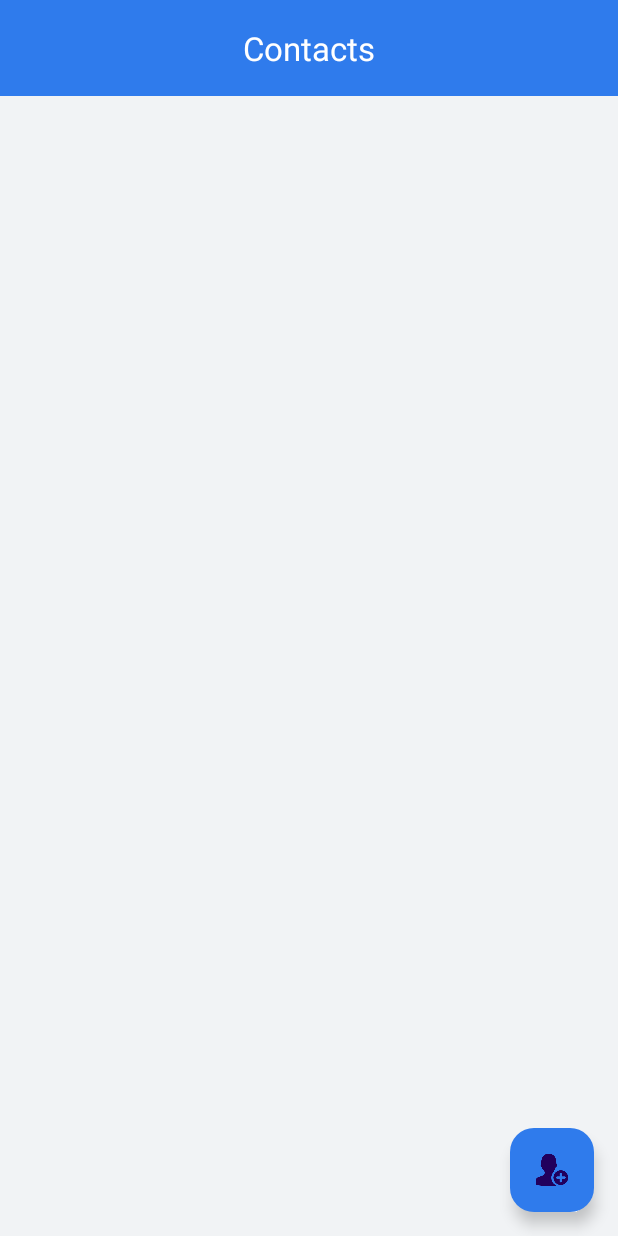
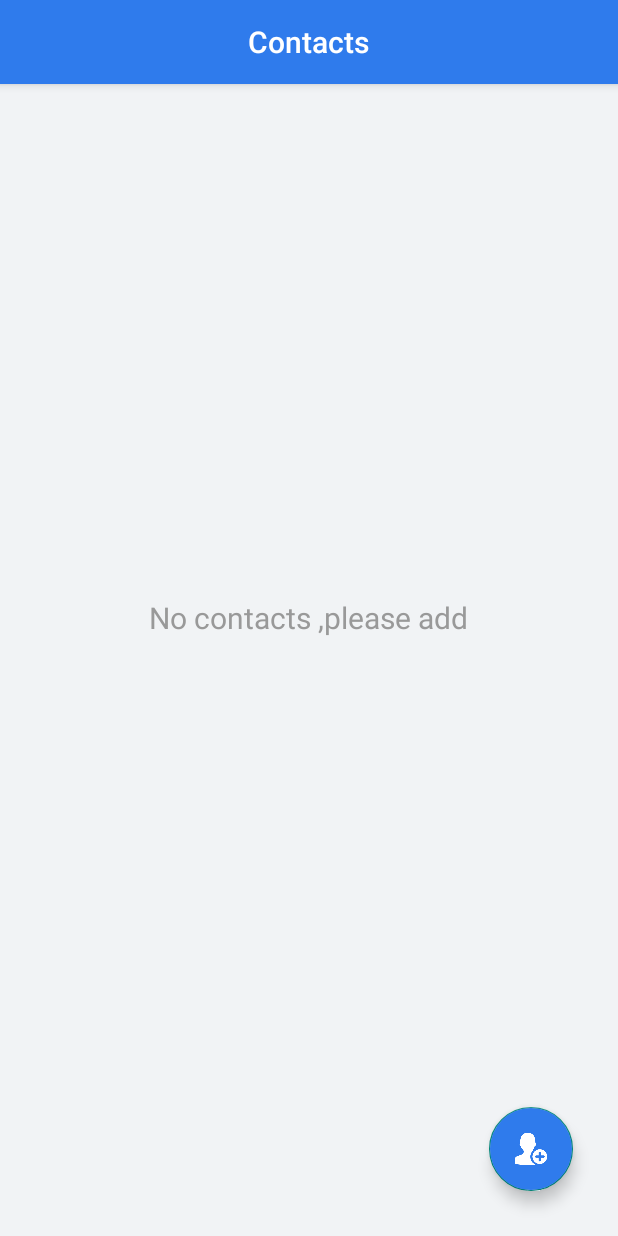
Before and after one commit to a453826252/PeakRinger, an Android app: the screen it shows after launch (MainActivity), on a phone screen of 412 x 824 dp. Run offline under Robolectric (Android 15) with nearby library versions, the phone set to English and light mode, and no system bars; our stand-ins replace Room's generated code; pictures from the network do not load.

Commit message:
修改通用弹框样式

```diff
--- a/app/src/main/res/layout/fragment_contacts_list.xml
+++ b/app/src/main/res/layout/fragment_contacts_list.xml
@@ -24,21 +24,29 @@
             app:titleTextColor="@color/white" />
 
         <androidx.recyclerview.widget.RecyclerView
+            android:visibility="gone"
+            android:background="@color/common_bg"
             android:id="@+id/contacts_list"
             android:layout_width="match_parent"
             android:layout_height="match_parent"
             tools:listitem="@layout/item_contacts" />
     </com.google.android.material.appbar.AppBarLayout>
+    <TextView
+        android:layout_gravity="center"
+        android:textColor="@color/border_of_cancel_btn"
+        android:textSize="20sp"
+        android:text="@string/no_contacts"
+        android:layout_width="wrap_content"
+        android:layout_height="wrap_content"/>
     <com.google.android.material.floatingactionbutton.FloatingActionButton
         android:id="@+id/fab"
         android:backgroundTint="@color/main_color"
         android:layout_width="wrap_content"
         android:layout_height="wrap_content"
         android:layout_gravity="bottom|end"
-        android:layout_marginEnd="@dimen/fab_margin"
-        android:layout_marginBottom="16dp"
+        android:layout_marginEnd="30dp"
+        android:layout_marginBottom="30dp"
         android:contentDescription="@string/add_contacts"
-        android:tint="@color/white"
         android:src="@mipmap/ic_add_contact" />
 
 </FrameLayout>
--- a/app/src/main/res/values/dimens.xml
+++ b/app/src/main/res/values/dimens.xml
@@ -1,4 +1,4 @@
 <resources>
-    <dimen name="fab_margin">16dp</dimen>
-    <dimen name="text_margin">16dp</dimen>
+    <dimen name="fab_margin">30dp</dimen>
+    <dimen name="text_margin">30dp</dimen>
 </resources>
--- a/app/src/main/res/values/strings.xml
+++ b/app/src/main/res/values/strings.xml
@@ -30,4 +30,5 @@
     <string name="pick_from_gallery">Choose from Gallery</string>
     <string name="camera">Camera</string>
     <string name="err_retry">An error occurred, please try again(%d)</string>
+    <string name="no_contacts">No contacts ,please add</string>
 </resources>
--- a/app/src/main/res/values/themes.xml
+++ b/app/src/main/res/values/themes.xml
@@ -1,8 +1,10 @@
 <resources xmlns:tools="http://schemas.android.com/tools">
     <!-- Base application theme. -->
-    <style name="Base.Theme.PeakRinger" parent="Theme.Material3.DayNight.NoActionBar">
+    <style name="Base.Theme.PeakRinger" parent="Theme.Design.Light.NoActionBar">
         <!-- Customize your light theme here. -->
         <!-- <item name="colorPrimary">@color/my_light_primary</item> -->
+        <item name="windowActionBar">false</item>
+        <item name="windowNoTitle">true</item>
         <item name="android:textColor">@color/black</item>
         <item name="android:textSize">12sp</item>
         <item name="android:windowFullscreen">true</item>
--- a/support/src/main/java/com/zaz/support/base/BaseActivity.kt
+++ b/support/src/main/java/com/zaz/support/base/BaseActivity.kt
@@ -1,6 +1,6 @@
 package com.zaz.support.base
 
-import androidx.appcompat.app.AppCompatActivity
+import androidx.fragment.app.FragmentActivity
 
-open class BaseActivity: AppCompatActivity() {
+open class BaseActivity: FragmentActivity() {
 }
--- a/support/src/main/java/com/zaz/support/dialog/PRDialog.kt
+++ b/support/src/main/java/com/zaz/support/dialog/PRDialog.kt
@@ -164,7 +164,7 @@ class PRDialog private constructor(): DialogFragment() {
         var content:String? = ""
         var leftBtnName:String?=""
         var rightBtnName:String? = ""
-        var hideNotShowBtn:Boolean=false
+        var hideNotShowBtn:Boolean=true
         var leftListener:((PRDialog)->Unit)?=null
         var rightListener:((PRDialog)->Unit)?=null
         var dismissListener:((PRDialog)->Unit)?=null
```
Also changed, not shown: app/src/main/res/layout/item_contacts.xml (+6 -7 lines), support/src/main/res/layout/dialog_pr.xml (+15 -6 lines), 1 other file.
